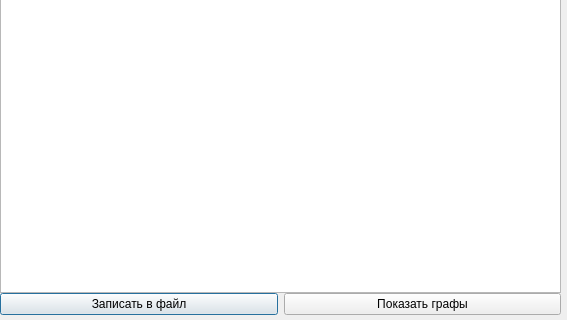
torokar/exchangeRate_cbr, file QT/second_window.ui: the form before one commit; both pictures show x 0 to 567 and y 208 to 528 of the 567 by 528 pixel window.
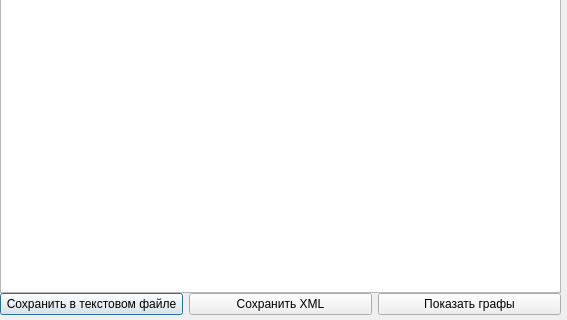
The form after the commit. Icons and pictures are not drawn.

Diff of the .ui file:
```diff
--- a/QT/second_window.ui
+++ b/QT/second_window.ui
@@ -39,7 +39,7 @@
     <bool>true</bool>
    </property>
   </widget>
-  <widget class="QWidget" name="">
+  <widget class="QWidget" name="layoutWidget">
    <property name="geometry">
     <rect>
      <x>0</x>
@@ -48,15 +48,22 @@
      <height>25</height>
     </rect>
    </property>
-   <layout class="QGridLayout" name="gridLayout">
-    <item row="0" column="0">
+   <layout class="QHBoxLayout" name="horizontalLayout">
+    <item>
      <widget class="QPushButton" name="write">
       <property name="text">
-       <string>Записать в файл</string>
+       <string>Сохранить в текстовом файле</string>
       </property>
      </widget>
     </item>
-    <item row="0" column="1">
+    <item>
+     <widget class="QPushButton" name="writeXML">
+      <property name="text">
+       <string>Сохранить XML</string>
+      </property>
+     </widget>
+    </item>
+    <item>
      <widget class="QPushButton" name="graph">
       <property name="text">
        <string>Показать графы</string>
```
